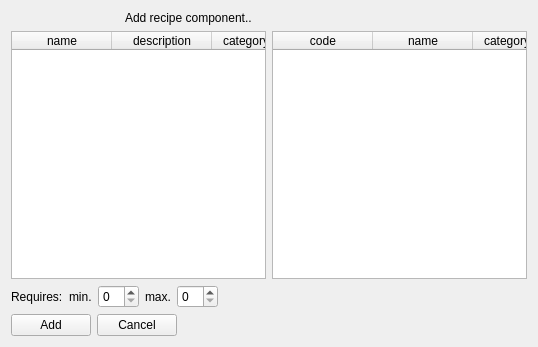
Above: client/forms/recipe_component_add.ui from Wolframe/configurator before the change. Below: the same form after it.
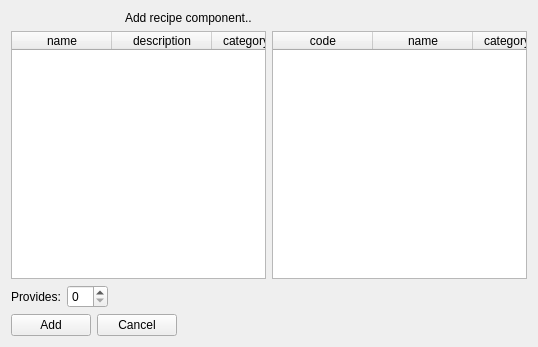
That is the form after the change. Icons and pictures are not drawn.

```diff
--- a/client/forms/recipe_component_add.ui
+++ b/client/forms/recipe_component_add.ui
@@ -300,37 +300,14 @@
      <item row="1" column="0">
       <widget class="QLabel" name="label_requires">
        <property name="text">
-        <string>Requires:</string>
+        <string>Provides:</string>
        </property>
       </widget>
      </item>
      <item row="1" column="1">
       <layout class="QHBoxLayout" name="horizontalLayout_5">
        <item>
-        <widget class="QLabel" name="label_min_requires">
-         <property name="text">
-          <string>min.</string>
-         </property>
-         <property name="buddy">
-          <cstring>min_requires</cstring>
-         </property>
-        </widget>
-       </item>
-       <item>
-        <widget class="QSpinBox" name="min_requires"/>
-       </item>
-       <item>
-        <widget class="QLabel" name="label_max_requires">
-         <property name="text">
-          <string>max.</string>
-         </property>
-         <property name="buddy">
-          <cstring>max_requires</cstring>
-         </property>
-        </widget>
-       </item>
-       <item>
-        <widget class="QSpinBox" name="max_requires"/>
+        <widget class="QSpinBox" name="quantity"/>
        </item>
        <item>
         <spacer name="horizontalSpacer_2">
```
Left out of the diff: 3 changed lines with no effect on the pictures.
